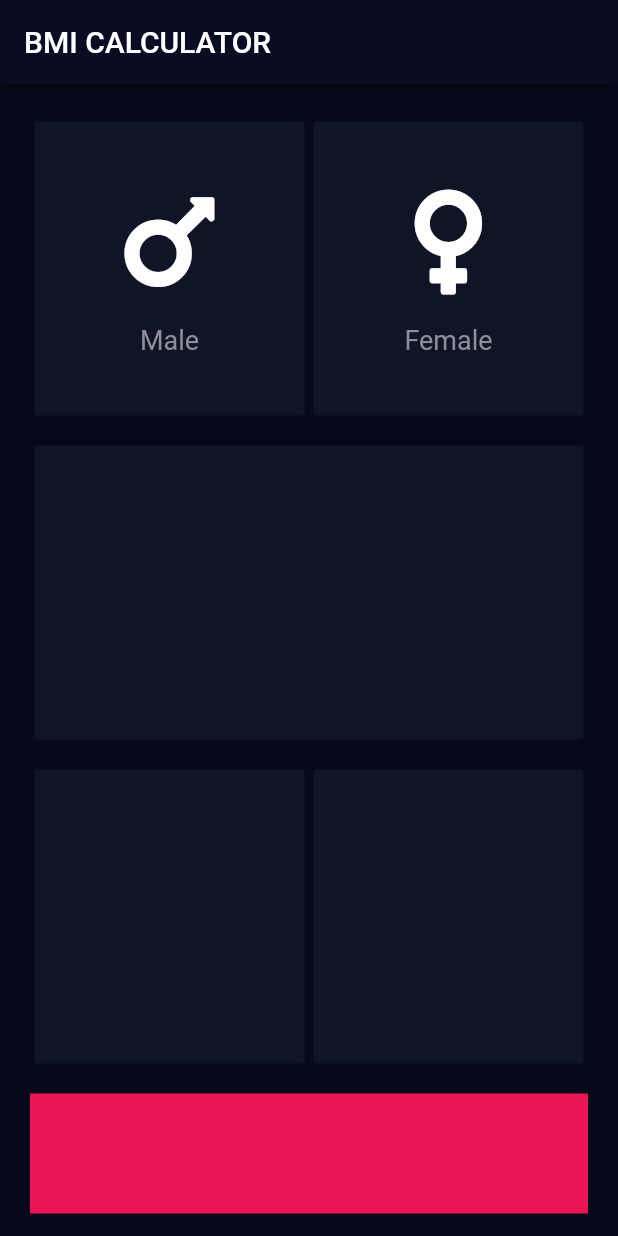
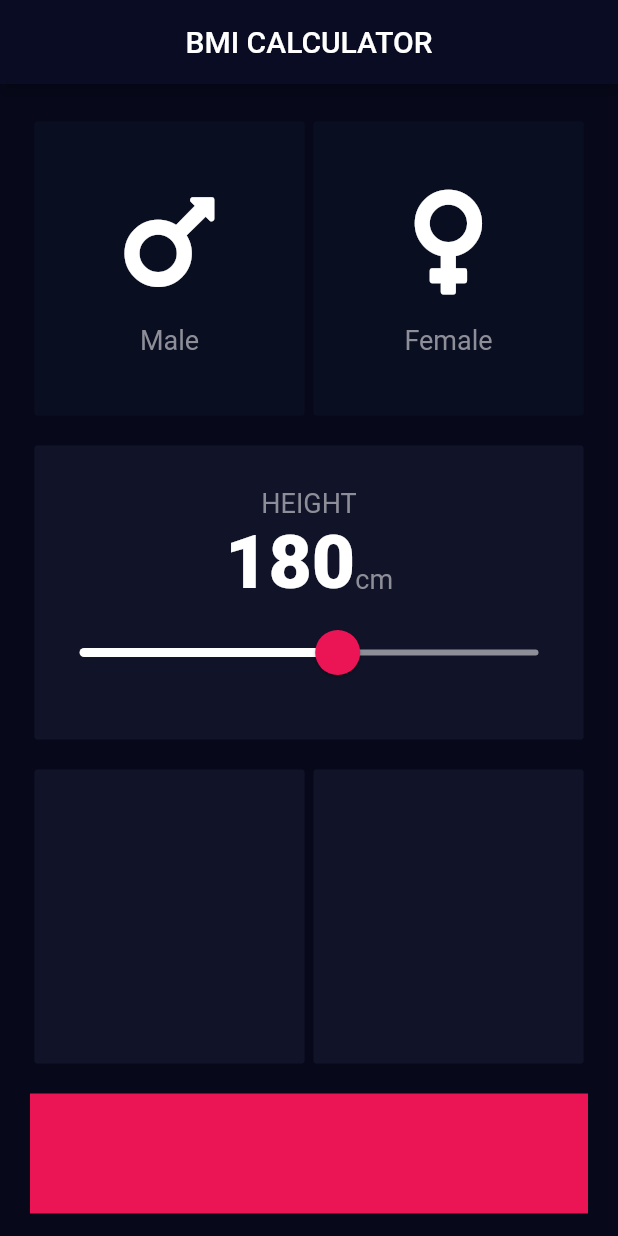
Before and after one commit to trellaren/bmi-calculator, a Flutter app: the screen it shows after launch, on a phone screen of 412 x 824 dp. Run offline on Flutter 3.47's test engine with Material 2 defaults, Android fonts, the phone set to English and light mode, and no system bars; our stand-ins replace font_awesome_flutter.

Commit message:
added constants (style.css essentially) added more theme-ing added slider

```diff
--- a/lib/binary_icons.dart
+++ b/lib/binary_icons.dart
@@ -1,5 +1,5 @@
 import 'package:flutter/material.dart';
-import 'input_page.dart';
+import 'constants.dart';
 
 class BinaryWidget extends StatelessWidget {
   BinaryWidget({@required this.title, this.iconType});
@@ -12,17 +12,14 @@ class BinaryWidget extends StatelessWidget {
         children: <Widget>[
           Icon(
             iconType,
-            size: binaryIconColumnHeight,
+            size: kBinaryIconColumnHeight,
           ),
           SizedBox(
-              height: binaryIconTextGapHeight
+              height: kBinaryIconTextGapHeight
           ),
           Text(
               title,
-              style: TextStyle(
-                fontSize: binaryIconFontSize,
-                color: labelTextColor,
-              )
+              style: kLabelTextStyle,
           )
         ]
     );
--- /dev/null
+++ b/lib/constants.dart
@@ -0,0 +1,20 @@
+import 'package:flutter/material.dart';
+
+const kBottomContainerHeight = 80.0;
+const kDefaultCardColor = Color(0xFF111328);
+const kInactiveCardColor = Color(0xFF0A0E21);
+const kBottomContainerColor = Color(0xFFEB1555);
+const kLabelTextColor = Color(0xFF8D8E98);
+const kBinaryIconColumnHeight = 80.0;
+const kBinaryIconFontSize = 18.0;
+const kBinaryIconTextGapHeight = 15.0;
+
+const kLabelTextStyle = TextStyle(
+  fontSize: kBinaryIconFontSize,
+  color: kLabelTextColor,
+);
+
+const kBigDickTextStyle = TextStyle(
+  fontSize: 50.0,
+  fontWeight: FontWeight.w900,
+);
--- a/lib/input_page.dart
+++ b/lib/input_page.dart
@@ -2,15 +2,12 @@ import 'package:flutter/material.dart';
 import 'package:font_awesome_flutter/font_awesome_flutter.dart';
 import 'reusable_card.dart';
 import 'binary_icons.dart';
+import 'constants.dart';
 
-// Can I just export this into another file and call it style.dart?
-const double bottomContainerHeight = 80.0;
-const Color defaultCardColor = Color(0xFF101427);
-const Color bottomContainerColor = Color(0xFFEB1555);
-const Color labelTextColor = Color(0xFF8D8E98);
-const double binaryIconColumnHeight = 80.0;
-const double binaryIconFontSize = 18.0;
-const double binaryIconTextGapHeight = 15.0;
+enum Gender {
+  male,
+  female,
+}
 
 class InputPage extends StatefulWidget {
   @override
@@ -18,30 +15,47 @@ class InputPage extends StatefulWidget {
 }
 
 class _InputPageState extends State<InputPage> {
+  Gender selectedGender;
+  int height = 180;
   @override
   Widget build(BuildContext context) {
     return Scaffold(
       appBar: AppBar(
-        title: Text('BMI CALCULATOR'),
+        title: Center(child: Text('BMI CALCULATOR')),
       ),
       body: Padding(
         padding: const EdgeInsets.fromLTRB(20.0, 15.0, 20.0, 15.0),
         child: Column(
+          crossAxisAlignment: CrossAxisAlignment.stretch,
           children: <Widget>[
             Expanded(child: Row(
               children: <Widget> [
-                Expanded(child:
-                  ReusableCard(
-                    colorProp: defaultCardColor,
+                Expanded(
+                  child: ReusableCard(
+                    onPressed: () {
+                      setState(() {
+                        selectedGender = Gender.male;
+                      });
+                    },
+                    colorProp: selectedGender == Gender.male
+                        ? kDefaultCardColor
+                        : kInactiveCardColor,
                     cardChild: BinaryWidget(
                       title: 'Male',
                       iconType: FontAwesomeIcons.mars,
                     ),
                   ),
                 ),
-                Expanded(child:
-                  ReusableCard(
-                    colorProp: defaultCardColor,
+                Expanded(
+                  child: ReusableCard(
+                    onPressed: () {
+                      setState(() {
+                        selectedGender = Gender.female;
+                      });
+                    },
+                    colorProp: selectedGender == Gender.female
+                        ? kDefaultCardColor
+                        : kInactiveCardColor,
                     cardChild: BinaryWidget(
                       title: 'Female',
                       iconType: FontAwesomeIcons.venus,
@@ -51,23 +65,59 @@ class _InputPageState extends State<InputPage> {
               ],
             )),
             Expanded(child:
-              ReusableCard(colorProp: defaultCardColor,),
+              ReusableCard(
+                colorProp: kDefaultCardColor,
+                cardChild: Column(
+                  mainAxisAlignment: MainAxisAlignment.center,
+                  children: <Widget>[
+                    Text(
+                      'HEIGHT',
+                      style: kLabelTextStyle,
+                    ),
+                    Row(
+                      mainAxisAlignment: MainAxisAlignment.center,
+                      crossAxisAlignment: CrossAxisAlignment.baseline,
+                      textBaseline: TextBaseline.alphabetic,
+                      children: <Widget>[
+                        Text(
+                          height.toString(),
+                          style: kBigDickTextStyle,
+                        ),
+                        Text(
+                          'cm',
+                          style: kLabelTextStyle,
+                        ),
+                      ],
+                    ),
+                    Slider(
+                      value: height.toDouble(),
+                      min: 90.0,
+                      max: 250.0,
+                      onChanged: (double newValue) {
+                        setState(() {
+                          height = newValue.round();
+                        });
+                      },
+                    ),
+                  ],
+                ),
+              ),
             ),
             Expanded(child: Row(
               children: <Widget> [
                 Expanded(child:
-                  ReusableCard(colorProp: defaultCardColor,),
+                  ReusableCard(colorProp: kDefaultCardColor,),
                 ),
                 Expanded(child:
-                  ReusableCard(colorProp: defaultCardColor,),
+                  ReusableCard(colorProp: kDefaultCardColor,),
                 ),
               ],
             )),
             Container(
-              color: bottomContainerColor,
+              color: kBottomContainerColor,
               margin: EdgeInsets.only(top: 10.0),
               width: double.infinity,
-              height: bottomContainerHeight,
+              height: kBottomContainerHeight,
             )
           ],
         ),
--- a/lib/main.dart
+++ b/lib/main.dart
@@ -11,6 +11,14 @@ class BMICalculator extends StatelessWidget {
         primaryColor: Color(0xFF090C22),
         accentColor: Color(0xFF1C2033),
         scaffoldBackgroundColor: Color(0xFF07091B),
+        sliderTheme: SliderTheme.of(context).copyWith(
+          activeTrackColor: Color(0xFFFFFFFF),
+          inactiveTrackColor: Color(0xFF8D8E98),
+          thumbColor: Color(0xFFEB1555),
+          overlayColor: Color(0x29EB1555),
+          thumbShape: RoundSliderThumbShape(enabledThumbRadius: 15.0),
+          overlayShape: RoundSliderOverlayShape(overlayRadius: 30.0),
+        ),
       ),
       home: InputPage(),
       debugShowCheckedModeBanner: false,
--- a/lib/reusable_card.dart
+++ b/lib/reusable_card.dart
@@ -2,17 +2,21 @@ import 'package:flutter/material.dart';
 
 
 class ReusableCard extends StatelessWidget {
-  ReusableCard({@required this.colorProp, this.cardChild});
+  ReusableCard({@required this.colorProp, this.cardChild, this.onPressed});
   final Color colorProp;
   final Widget cardChild;
+  final Function onPressed;
   @override
   Widget build(BuildContext context) {
-    return Container(
-      child: cardChild,
-      margin: EdgeInsets.fromLTRB(3.0, 10.0, 3.0, 10.0),
-      decoration: BoxDecoration(
-        borderRadius: BorderRadius.circular(2.0),
-        color: colorProp,
+    return GestureDetector(
+      onTap: onPressed,
+      child: Container(
+        child: cardChild,
+        margin: EdgeInsets.fromLTRB(3.0, 10.0, 3.0, 10.0),
+        decoration: BoxDecoration(
+          borderRadius: BorderRadius.circular(2.0),
+          color: colorProp,
+        ),
       ),
     );
   }
```
